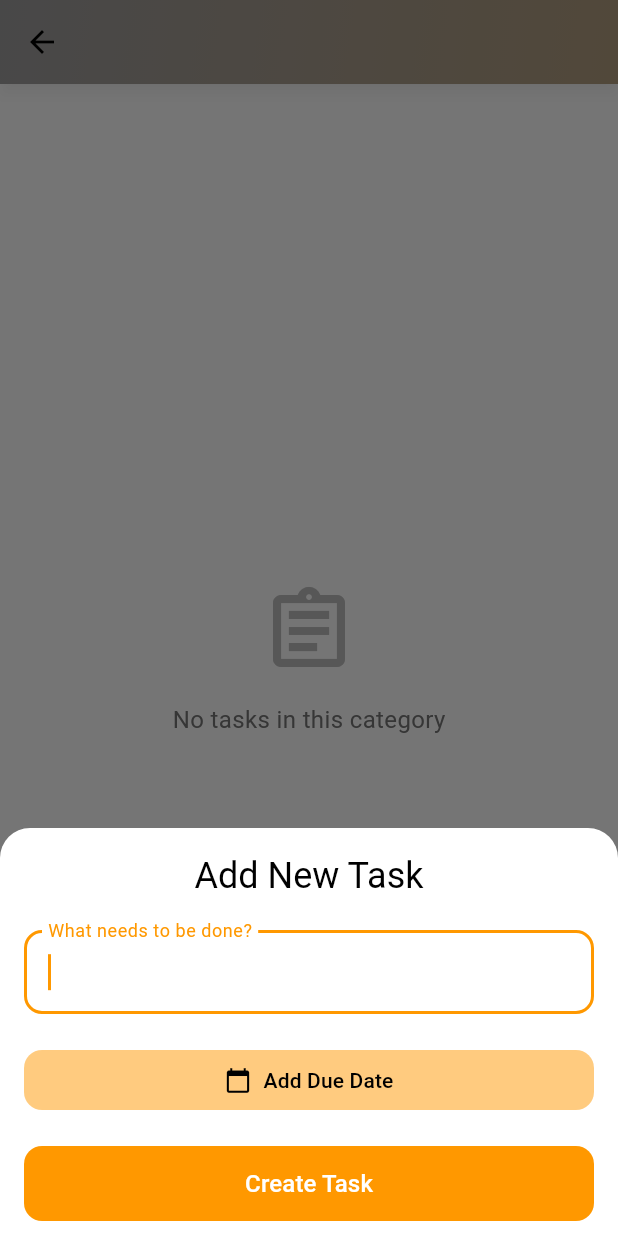
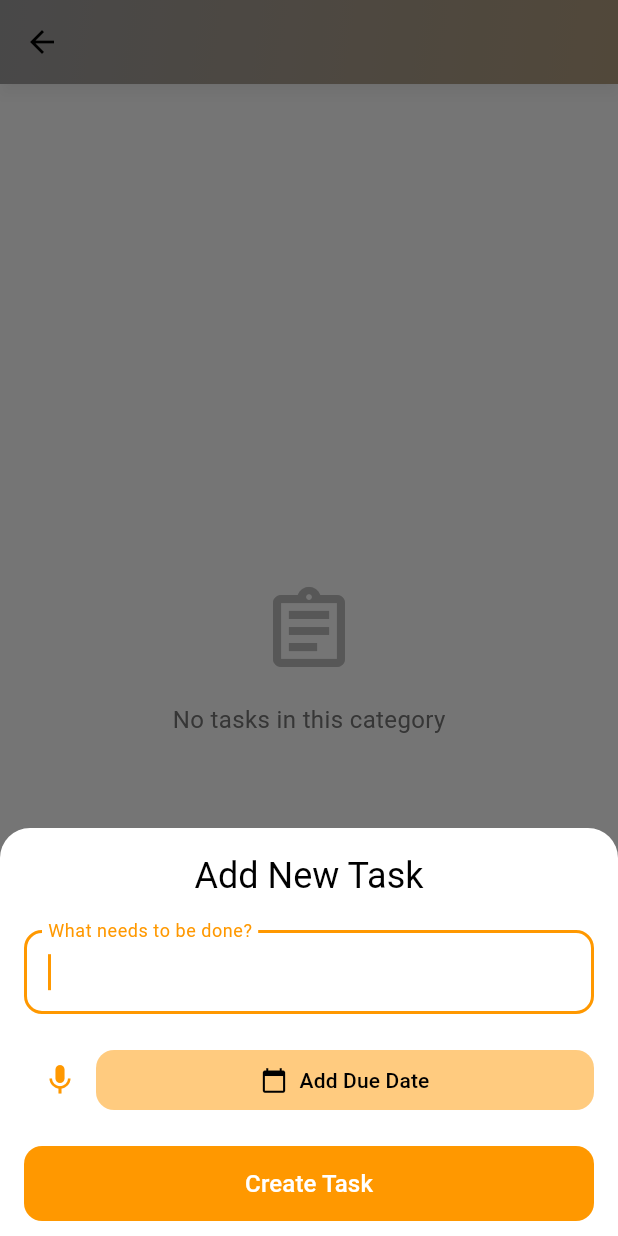
Before and after one commit to aakash688/To-Do-List-CLI, a Flutter app: the CategoryTasksScreen screen opened directly with empty values, after a tap on the "add" icon, on a phone screen of 412 x 824 dp. Run offline on Flutter 3.47's test engine with Material 3 defaults, Android fonts, the phone set to English and light mode, and no system bars; our stand-ins replace audioplayers, confetti, flutter_colorpicker, fluttertoast, google_fonts, image_picker and 6 more; missing offline and left inert: flutter_sound; accounts and stored records are empty.

```diff
--- a/lib/main.dart
+++ b/lib/main.dart
@@ -7,6 +7,8 @@ import 'providers/settings_provider.dart';
 import 'screens/pin_auth_screen.dart';
 import 'screens/biometric_auth_screen.dart';
 import 'screens/main_layout.dart';
+import 'screens/create_new_pin_screen.dart';
+import 'screens/verify_pin_screen.dart';
 
 void main() async {
   // Ensure Flutter bindings are initialized
@@ -82,6 +84,8 @@ class MyApp extends StatelessWidget {
         '/pin': (context) => const PinAuthScreen(),
         '/biometric': (context) => const BiometricAuthScreen(),
         '/main': (context) => const MainLayout(),
+        '/verify_pin': (context) => const VerifyPinScreen(),
+        '/create_new_pin': (context) => const CreateNewPinScreen(),
       },
     );
   }
--- a/lib/models/category.dart
+++ b/lib/models/category.dart
@@ -35,7 +35,7 @@ class Category {
     return Category(
       id: json['id'],
       name: json['name'],
-      icon: IconData(
+      icon: new IconData(
         json['iconCodePoint'],
         fontFamily: json['iconFontFamily'],
         fontPackage: json['iconFontPackage'],
--- a/lib/models/task.dart
+++ b/lib/models/task.dart
@@ -6,6 +6,8 @@ class Task {
   final bool isCompleted;
   final DateTime? dueDate;
   final DateTime createdAt;
+  final String? voiceNotePath;
+  final Duration? voiceNoteDuration;
 
   Task({
     required this.id,
@@ -15,6 +17,8 @@ class Task {
     this.isCompleted = false,
     this.dueDate,
     required this.createdAt,
+    this.voiceNotePath,
+    this.voiceNoteDuration,
   });
 
   Map<String, dynamic> toJson() => {
@@ -24,6 +28,8 @@ class Task {
         'createdAt': createdAt.toIso8601String(),
         'dueDate': dueDate?.toIso8601String(),
         'isCompleted': isCompleted,
+        'voiceNotePath': voiceNotePath,
+        'voiceNoteDuration': voiceNoteDuration?.inSeconds,
       };
 
   factory Task.fromJson(Map<String, dynamic> json) => Task(
@@ -33,5 +39,9 @@ class Task {
         createdAt: DateTime.parse(json['createdAt']),
         dueDate: json['dueDate'] != null ? DateTime.parse(json['dueDate']) : null,
         isCompleted: json['isCompleted'] ?? false,
+        voiceNotePath: json['voiceNotePath'],
+        voiceNoteDuration: json['voiceNoteDuration'] != null
+            ? Duration(seconds: json['voiceNoteDuration'])
+            : null,
       );
 }
--- a/lib/screens/category_tasks_screen.dart
+++ b/lib/screens/category_tasks_screen.dart
@@ -10,6 +10,10 @@ import '../providers/theme_provider.dart';
 import 'package:vibration/vibration.dart';
 import 'package:fluttertoast/fluttertoast.dart';
 import 'package:confetti/confetti.dart';
+import 'package:flutter_sound/flutter_sound.dart';
+import 'package:just_audio/just_audio.dart';
+import 'package:path_provider/path_provider.dart';
+import 'package:permission_handler/permission_handler.dart';
 
 class CategoryTasksScreen extends StatefulWidget {
   final Category category;
@@ -61,6 +65,11 @@ class _CategoryTasksScreenState extends State<CategoryTasksScreen> {
     final TextEditingController taskController = TextEditingController();
     DateTime? dueDate;
     TimeOfDay? dueTime;
+    String? voiceNotePath;
+    Duration? voiceNoteDuration;
+    bool isRecording = false;
+    final recorder = FlutterSoundRecorder();
+    final player = AudioPlayer();
 
     await showModalBottomSheet(
       context: context,
@@ -69,6 +78,8 @@ class _CategoryTasksScreenState extends State<CategoryTasksScreen> {
         borderRadius: BorderRadius.vertical(top: Radius.circular(20)),
       ),
       builder: (context) {
+        return StatefulBuilder(
+          builder: (context, setState) {
             return Padding(
               padding: EdgeInsets.only(
                 bottom: MediaQuery.of(context).viewInsets.bottom,
@@ -101,6 +112,37 @@ class _CategoryTasksScreenState extends State<CategoryTasksScreen> {
                   const SizedBox(height: 20),
                   Row(
                     children: [
+                      IconButton(
+                        icon: Icon(
+                          isRecording ? Icons.stop : Icons.mic,
+                          color: isRecording ? Colors.red : Theme.of(context).colorScheme.primary,
+                        ),
+                        onPressed: () async {
+                          if (isRecording) {
+                            await recorder.stopRecorder();
+                            setState(() => isRecording = false);
+                          } else {
+                            final status = await Permission.microphone.request();
+                            if (status.isGranted) {
+                              final dir = await getApplicationDocumentsDirectory();
+                              voiceNotePath = '${dir.path}/${DateTime.now().millisecondsSinceEpoch}.m4a';
+                              await recorder.startRecorder(
+                                toFile: voiceNotePath,
+                                codec: Codec.aacMP4,
+                              );
+                              setState(() => isRecording = true);
+                            }
+                          }
+                        },
+                      ),
+                      if (voiceNotePath != null)
+                        IconButton(
+                          icon: Icon(Icons.play_arrow),
+                          onPressed: () async {
+                            await player.setUrl(voiceNotePath!);
+                            await player.play();
+                          },
+                        ),
                       Expanded(
                         child: FilledButton.tonal(
                           onPressed: () async {
@@ -149,53 +191,6 @@ class _CategoryTasksScreenState extends State<CategoryTasksScreen> {
                           ),
                         ),
                       ),
-                  if (dueDate != null) ...[
-                    const SizedBox(width: 10),
-                    Expanded(
-                      child: FilledButton.tonal(
-                        onPressed: () async {
-                          final time = await showTimePicker(
-                            context: context,
-                            initialTime: TimeOfDay.now(),
-                            builder: (context, child) {
-                              return Theme(
-                                data: Theme.of(context).copyWith(
-                                  timePickerTheme: TimePickerThemeData(
-                                    backgroundColor:
-                                        Theme.of(context).colorScheme.surface,
-                                  ),
-                                ),
-                                child: child!,
-                              );
-                            },
-                          );
-                          if (time != null) setState(() => dueTime = time);
-                        },
-                        style: FilledButton.styleFrom(
-                          shape: RoundedRectangleBorder(
-                            borderRadius: BorderRadius.circular(12),
-                          ),
-                        ),
-                        child: Row(
-                          mainAxisAlignment: MainAxisAlignment.center,
-                          children: [
-                            Icon(
-                              Icons.access_time,
-                              size: 18,
-                              color:
-                                  Theme.of(context).colorScheme.onSurfaceVariant,
-                            ),
-                            const SizedBox(width: 8),
-                            Text(
-                              dueTime == null
-                                  ? 'Add Time'
-                                  : dueTime!.format(context),
-                            ),
-                          ],
-                        ),
-                      ),
-                    ),
-                  ],
                     ],
                   ),
                   const SizedBox(height: 20),
@@ -207,8 +202,7 @@ class _CategoryTasksScreenState extends State<CategoryTasksScreen> {
                           title: taskController.text.trim(),
                           categoryId: widget.category.id,
                           createdAt: DateTime.now(),
-                      dueDate:
-                          dueDate != null
+                          dueDate: dueDate != null
                               ? dueTime != null
                                   ? DateTime(
                                     dueDate!.year,
@@ -223,6 +217,8 @@ class _CategoryTasksScreenState extends State<CategoryTasksScreen> {
                                     dueDate!.day,
                                   )
                               : null,
+                          voiceNotePath: voiceNotePath,
+                          voiceNoteDuration: voiceNoteDuration,
                         );
                         Navigator.pop(context, newTask);
                       }
@@ -243,6 +239,8 @@ class _CategoryTasksScreenState extends State<CategoryTasksScreen> {
               ),
             );
           },
+        );
+      },
     ).then((newTask) async {
       if (newTask != null) {
         setState(() {
@@ -250,6 +248,8 @@ class _CategoryTasksScreenState extends State<CategoryTasksScreen> {
         });
         await _saveTasks();
       }
+      await recorder.closeRecorder();
+      await player.dispose();
     });
   }
 
@@ -680,8 +680,11 @@ class _CategoryTasksScreenState extends State<CategoryTasksScreen> {
                                       : null,
                                 ),
                               ),
-                              subtitle: task.dueDate != null
-                                  ? Text(
+                              subtitle: Column(
+                                crossAxisAlignment: CrossAxisAlignment.start,
+                                children: [
+                                  if (task.dueDate != null)
+                                    Text(
                                       'Due: ${DateFormat('MMM d, yyyy${task.dueDate!.hour != 0 || task.dueDate!.minute != 0 ? ' h:mm a' : ''}').format(task.dueDate!)}',
                                       style: TextStyle(
                                         fontSize: 12,
@@ -689,8 +692,18 @@ class _CategoryTasksScreenState extends State<CategoryTasksScreen> {
                                             ? Colors.grey[500]
                                             : Colors.grey[600],
                                       ),
-                                    )
-                                  : null,
+                                    ),
+                                  if (task.voiceNotePath != null)
+                                    IconButton(
+                                      icon: Icon(Icons.play_arrow, size: 16),
+                                      onPressed: () async {
+                                        final player = AudioPlayer();
+                                        await player.setUrl(task.voiceNotePath!);
+                                        await player.play();
+                                      },
+                                    ),
+                                ],
+                              ),
                               trailing: Row(
                                 mainAxisSize: MainAxisSize.min,
                                 children: [
@@ -705,8 +718,7 @@ class _CategoryTasksScreenState extends State<CategoryTasksScreen> {
                                   IconButton(
                                     icon: Icon(
                                       Icons.edit,
-                                      color:
-                                          task.isCompleted
+                                      color: task.isCompleted
                                           ? Colors.grey[400]
                                           : categoryColor,
                                     ),
```
Also changed, not shown: lib/screens/verify_pin_screen.dart (+9 -5 lines), pubspec.yaml (+11 -11 lines), pubspec.lock. Lines whose indentation alone changed are shown as unchanged.
